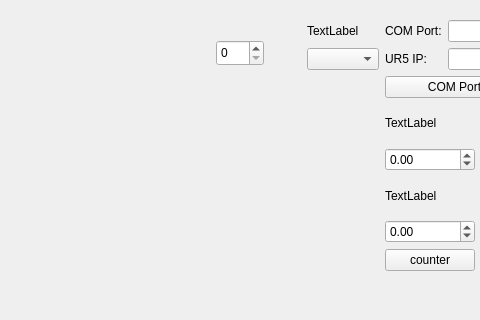
Before: the Qt Designer form cppCode/src/widget.ui in goodvsme/Robot-SemseterProject2, drawn with Qt 5; both pictures show x 274 to 754 and y 0 to 320 of the 960 by 540 pixel window.
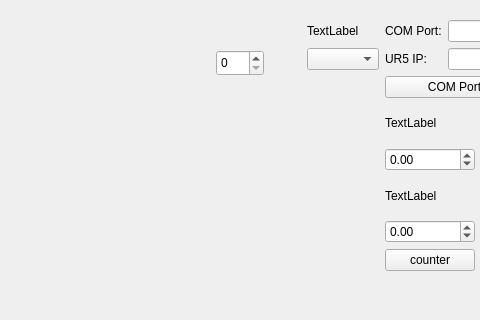
After: the same form once the commit is applied.

Commit message: there we go

What changed in the file:
```diff
--- a/cppCode/src/widget.ui
+++ b/cppCode/src/widget.ui
@@ -262,7 +262,7 @@
    <property name="geometry">
     <rect>
      <x>490</x>
-     <y>40</y>
+     <y>50</y>
      <width>48</width>
      <height>26</height>
     </rect>
```
The commit also changes 1 other file.
